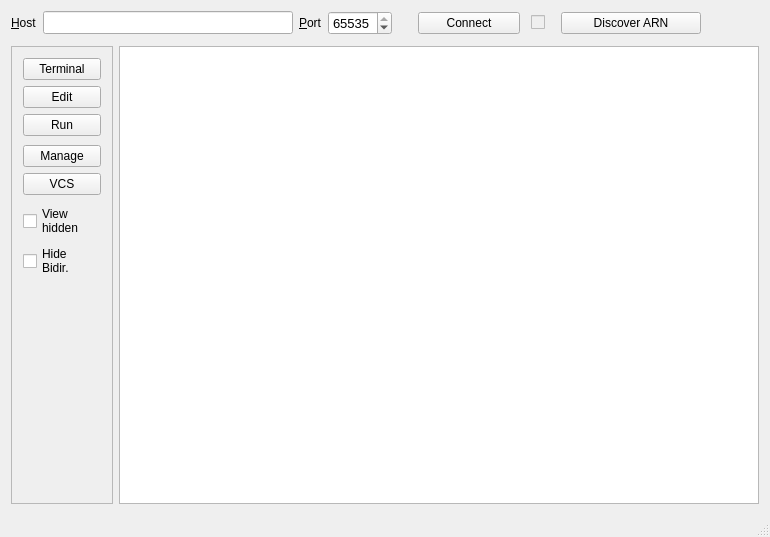
This is src/MainWindow.ui in micwik/ArnBrowser as Qt 5 draws it before an edit. The edited form follows.
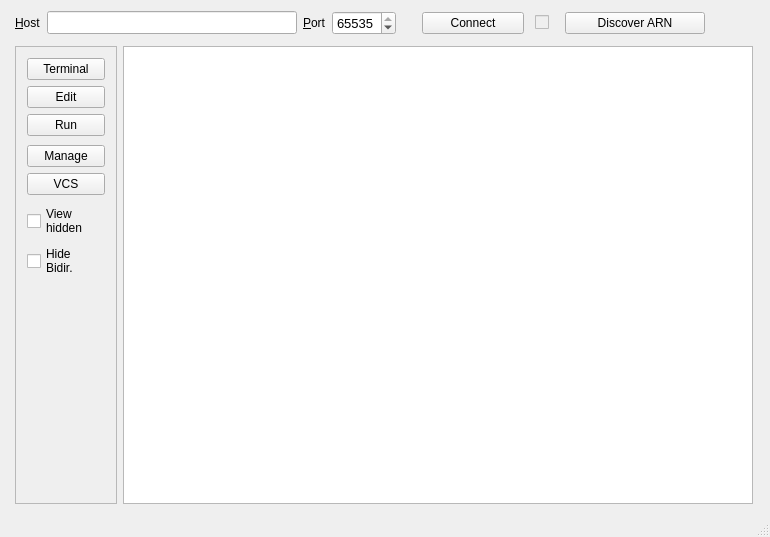
This is the edited form. Icons and pictures are not drawn.

Commit message: Added current item path to status bar

What changed in the file:
```diff
--- a/src/MainWindow.ui
+++ b/src/MainWindow.ui
@@ -36,6 +36,12 @@
   </property>
   <widget class="QWidget" name="centralWidget">
    <layout class="QVBoxLayout" name="verticalLayout_2">
+    <property name="leftMargin">
+     <number>15</number>
+    </property>
+    <property name="rightMargin">
+     <number>17</number>
+    </property>
     <item>
      <layout class="QHBoxLayout" name="horizontalLayout">
       <property name="topMargin">
```
The commit also changes 2 other files.
